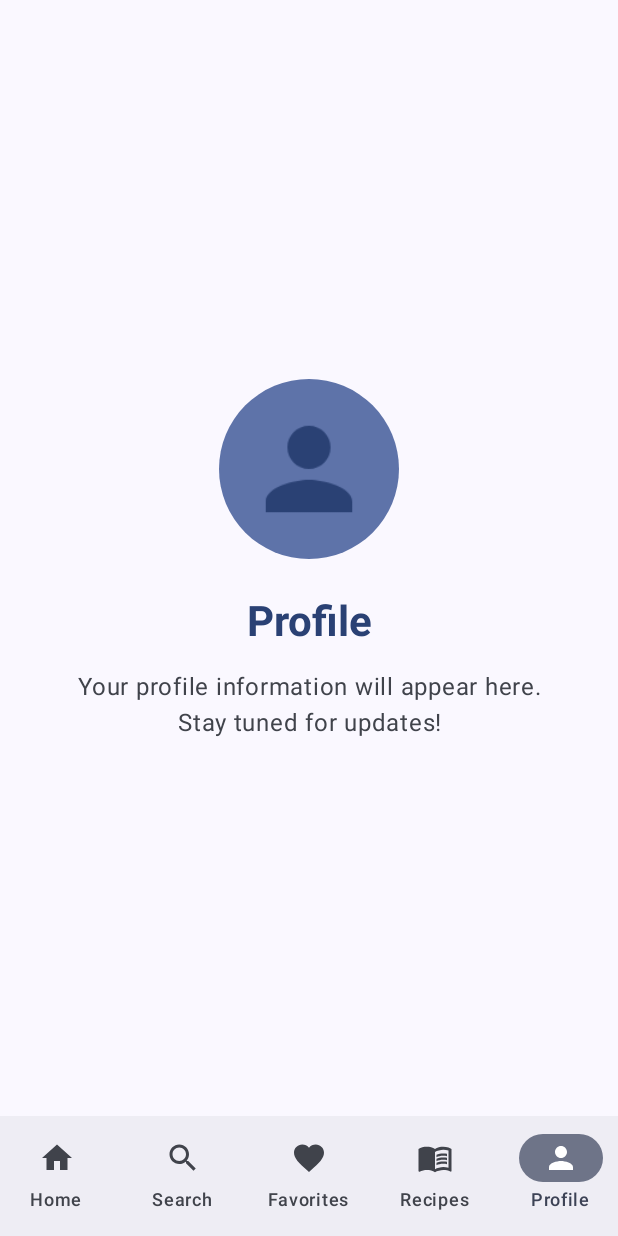
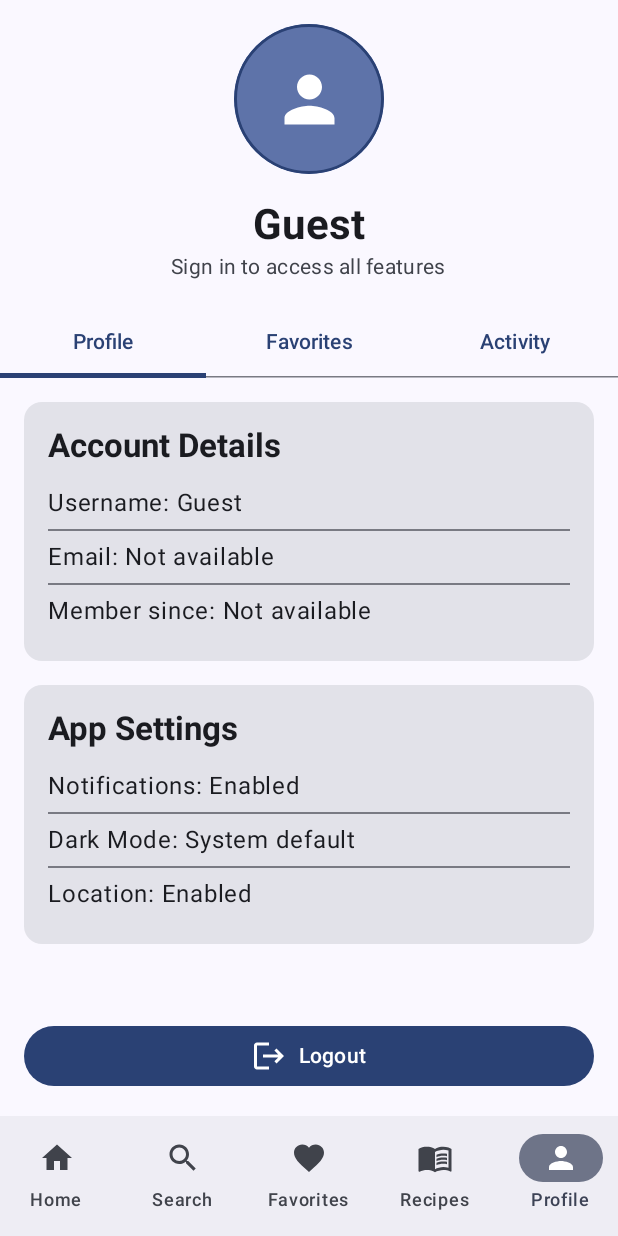
Before and after one commit to ARKS36/DealBreakers, an Android app built with Jetpack Compose: the MainActivity screen opened directly, with no data from a screen before it, item 5 of the bottom bar chosen, on a phone screen of 412 x 824 dp. Run offline under Robolectric (Android 15) with nearby library versions, the phone set to English and light mode, and no system bars.

```diff
--- a/app/src/main/java/com/example/appdeal/ui/navigation/AppNavigation.kt
+++ b/app/src/main/java/com/example/appdeal/ui/navigation/AppNavigation.kt
@@ -50,7 +50,7 @@ fun AppNavigation(
                 RecipeBookScreen(viewModel = viewModel)
             }
             composable(Screen.Profile.route) {
-                ProfileScreen()
+                ProfileScreen(username = username, productViewModel = viewModel)
             }
         }
     }
--- /dev/null
+++ b/app/src/main/java/com/example/appdeal/ui/screens/ProfileScreen.kt
@@ -0,0 +1,474 @@
+package com.example.appdeal.ui.screens
+
+import android.content.Context
+import android.content.Intent
+import androidx.compose.foundation.background
+import androidx.compose.foundation.border
+import androidx.compose.foundation.layout.*
+import androidx.compose.foundation.lazy.LazyColumn
+import androidx.compose.foundation.lazy.items
+import androidx.compose.foundation.shape.CircleShape
+import androidx.compose.foundation.shape.RoundedCornerShape
+import androidx.compose.material.icons.Icons
+import androidx.compose.material.icons.filled.*
+import androidx.compose.material3.*
+import androidx.compose.runtime.*
+import androidx.compose.ui.Alignment
+import androidx.compose.ui.Modifier
+import androidx.compose.ui.draw.clip
+import androidx.compose.ui.platform.LocalContext
+import androidx.compose.ui.text.font.FontWeight
+import androidx.compose.ui.text.style.TextAlign
+import androidx.compose.ui.unit.dp
+import androidx.lifecycle.viewmodel.compose.viewModel
+import com.example.appdeal.LoginActivity
+import com.example.appdeal.data.FavoriteItem
+import com.example.appdeal.data.UserDeal
+import com.example.appdeal.ui.viewmodel.ProductViewModel
+import com.example.appdeal.ui.viewmodel.UserDealViewModel
+import java.text.SimpleDateFormat
+import java.util.*
+import kotlinx.coroutines.flow.Flow
+import kotlinx.coroutines.flow.emptyFlow
+
+@OptIn(ExperimentalMaterial3Api::class)
+@Composable
+fun ProfileScreen(
+    username: String = "Guest",
+    productViewModel: ProductViewModel = viewModel()
+) {
+    val context = LocalContext.current
+    val favoriteItems by productViewModel.favoriteItems.collectAsState()
+    val favoriteRecipes by productViewModel.favoriteRecipes.collectAsState()
+    val favoriteIngredients by productViewModel.favoriteIngredients.collectAsState()
+
+    val tabs = listOf("Profile", "Favorites", "Activity")
+    var selectedTabIndex by remember { mutableStateOf(0) }
+
+    Column(modifier = Modifier.fillMaxSize()) {
+        // Profile Header
+        ProfileHeader(username = username)
+
+        // Tab Row
+        TabRow(selectedTabIndex = selectedTabIndex) {
+            tabs.forEachIndexed { index, title ->
+                Tab(
+                    selected = selectedTabIndex == index,
+                    onClick = { selectedTabIndex = index },
+                    text = { Text(title) }
+                )
+            }
+        }
+
+        // Tab Content
+        when (selectedTabIndex) {
+            0 -> ProfileInfo(username = username)
+            1 -> FavoritesSection(
+                favoriteItems = favoriteItems,
+                favoriteRecipes = favoriteRecipes,
+                favoriteIngredients = favoriteIngredients
+            )
+            2 -> ActivitySection(favoriteItems = favoriteItems)
+        }
+
+        Spacer(modifier = Modifier.weight(1f))
+
+        // Logout Button
+        Button(
+            onClick = {
+                // Navigate to login screen
+                val intent = Intent(context, LoginActivity::class.java)
+                intent.flags = Intent.FLAG_ACTIVITY_NEW_TASK or Intent.FLAG_ACTIVITY_CLEAR_TASK
+                context.startActivity(intent)
+            },
+            modifier = Modifier
+                .fillMaxWidth()
+                .padding(16.dp)
+        ) {
+            Icon(
+                imageVector = Icons.Default.Logout,
+                contentDescription = "Logout"
+            )
+            Spacer(modifier = Modifier.width(8.dp))
+            Text("Logout")
+        }
+    }
+}
+
+@Composable
+fun ProfileHeader(username: String) {
+    Column(
+        modifier = Modifier
+            .fillMaxWidth()
+            .padding(16.dp),
+        horizontalAlignment = Alignment.CenterHorizontally
+    ) {
+        // Profile Image
+        Box(
+            modifier = Modifier
+                .size(100.dp)
+                .clip(CircleShape)
+                .background(MaterialTheme.colorScheme.primaryContainer)
+                .border(2.dp, MaterialTheme.colorScheme.primary, CircleShape),
+            contentAlignment = Alignment.Center
+        ) {
+            Icon(
+                imageVector = Icons.Default.Person,
+                contentDescription = "Profile Picture",
+                modifier = Modifier.size(50.dp),
+                tint = MaterialTheme.colorScheme.onPrimaryContainer
+            )
+        }
+
+        Spacer(modifier = Modifier.height(16.dp))
+
+        // Username
+        Text(
+            text = username,
+            style = MaterialTheme.typography.headlineMedium,
+            fontWeight = FontWeight.Bold
+        )
+
+        Text(
+            text = if (username == "Guest") "Sign in to access all features" else "Active Member",
+            style = MaterialTheme.typography.bodyMedium,
+            color = MaterialTheme.colorScheme.onSurfaceVariant
+        )
+    }
+}
+
+@Composable
+fun ProfileInfo(username: String) {
+    LazyColumn(
+        modifier = Modifier
+            .fillMaxWidth()
+            .padding(16.dp)
+    ) {
+        item {
+            ProfileInfoCard(
+                title = "Account Details",
+                items = listOf(
+                    "Username: $username",
+                    "Email: ${if (username == "Guest") "Not available" else "dealbreakers@gmail.com"}",
+                    "Member since: ${if (username == "Guest") "Not available" else formatDate(System.currentTimeMillis() - 30L * 24 * 60 * 60 * 1000)}"
+                )
+            )
+
+            Spacer(modifier = Modifier.height(16.dp))
+
+            ProfileInfoCard(
+                title = "App Settings",
+                items = listOf(
+                    "Notifications: Enabled",
+                    "Dark Mode: System default",
+                    "Location: Enabled"
+                )
+            )
+        }
+    }
+}
+
+@Composable
+fun ProfileInfoCard(title: String, items: List<String>) {
+    Card(
+        modifier = Modifier.fillMaxWidth(),
+        shape = RoundedCornerShape(12.dp)
+    ) {
+        Column(
+            modifier = Modifier
+                .fillMaxWidth()
+                .padding(16.dp)
+        ) {
+            Text(
+                text = title,
+                style = MaterialTheme.typography.titleLarge,
+                fontWeight = FontWeight.Bold
+            )
+
+            Spacer(modifier = Modifier.height(8.dp))
+
+            items.forEach { item ->
+                Row(
+                    modifier = Modifier
+                        .fillMaxWidth()
+                        .padding(vertical = 8.dp),
+                    verticalAlignment = Alignment.CenterVertically
+                ) {
+                    Text(
+                        text = item,
+                        style = MaterialTheme.typography.bodyLarge
+                    )
+                }
+
+                if (item != items.last()) {
+                    Divider()
+                }
+            }
+        }
+    }
+}
+
+@Composable
+fun FavoritesSection(
+    favoriteItems: List<FavoriteItem>,
+    favoriteRecipes: List<com.example.appdeal.data.Recipe>,
+    favoriteIngredients: List<String>
+) {
+    LazyColumn(
+        modifier = Modifier
+            .fillMaxSize()
+            .padding(16.dp)
+    ) {
+        item {
+            Text(
+                text = "Your Favorites",
+                style = MaterialTheme.typography.titleLarge,
+                fontWeight = FontWeight.Bold,
+                modifier = Modifier.padding(bottom = 8.dp)
+            )
+        }
+
+        if (favoriteItems.isEmpty() && favoriteRecipes.isEmpty() && favoriteIngredients.isEmpty()) {
+            item {
+                EmptyStateMessage("You haven't added any favorites yet")
+            }
+        } else {
+            if (favoriteRecipes.isNotEmpty()) {
+                item {
+                    Text(
+                        text = "Recipes (${favoriteRecipes.size})",
+                        style = MaterialTheme.typography.titleMedium,
+                        modifier = Modifier.padding(vertical = 8.dp)
+                    )
+                }
+
+                items(favoriteRecipes) { recipe ->
+                    FavoriteItemRow(
+                        title = recipe.name,
+                        subtitle = "${recipe.ingredients.size} ingredients • ${recipe.preparationTime} mins"
+                    )
+                }
+            }
+
+            if (favoriteItems.isNotEmpty()) {
+                item {
+                    Text(
+                        text = "Products (${favoriteItems.size})",
+                        style = MaterialTheme.typography.titleMedium,
+                        modifier = Modifier.padding(vertical = 8.dp)
+                    )
+                }
+
+                items(favoriteItems) { item ->
+                    when (item) {
+                        is FavoriteItem.FavoriteProduct -> {
+                            FavoriteItemRow(
+                                title = item.product.name,
+                                subtitle = "Price: $${item.product.price}"
+                            )
+                        }
+                        is FavoriteItem.FavoriteDeal -> {
+                            FavoriteItemRow(
+                                title = item.deal.itemName,
+                                subtitle = "Store: ${item.deal.storeName} • Price: $${item.deal.price}"
+                            )
+                        }
+                    }
+                }
+            }
+
+            if (favoriteIngredients.isNotEmpty()) {
+                item {
+                    Text(
+                        text = "Ingredients (${favoriteIngredients.size})",
+                        style = MaterialTheme.typography.titleMedium,
+                        modifier = Modifier.padding(vertical = 8.dp)
+                    )
+                }
+
+                items(favoriteIngredients) { ingredient ->
+                    FavoriteItemRow(
+                        title = ingredient,
+                        subtitle = "Ingredient"
+                    )
+                }
+            }
+        }
+    }
+}
+
+@Composable
+fun FavoriteItemRow(title: String, subtitle: String) {
+    Card(
+        modifier = Modifier
+            .fillMaxWidth()
+            .padding(vertical = 4.dp),
+        shape = RoundedCornerShape(8.dp)
+    ) {
+        Row(
+            modifier = Modifier
+                .fillMaxWidth()
+                .padding(12.dp),
+            verticalAlignment = Alignment.CenterVertically
+        ) {
+            Icon(
+                imageVector = Icons.Default.Favorite,
+                contentDescription = null,
+                tint = MaterialTheme.colorScheme.primary
+            )
+
+            Spacer(modifier = Modifier.width(12.dp))
+
+            Column {
+                Text(
+                    text = title,
+                    style = MaterialTheme.typography.bodyLarge,
+                    fontWeight = FontWeight.Medium
+                )
+
+                Text(
+                    text = subtitle,
+                    style = MaterialTheme.typography.bodyMedium,
+                    color = MaterialTheme.colorScheme.onSurfaceVariant
+                )
+            }
+        }
+    }
+}
+
+@Composable
+fun ActivitySection(favoriteItems: List<FavoriteItem>) {
+    LazyColumn(
+        modifier = Modifier
+            .fillMaxSize()
+            .padding(16.dp)
+    ) {
+        item {
+            Text(
+                text = "Recent Activity",
+                style = MaterialTheme.typography.titleLarge,
+                fontWeight = FontWeight.Bold,
+                modifier = Modifier.padding(bottom = 8.dp)
+            )
+        }
+
+        if (favoriteItems.isEmpty()) {
+            item {
+                EmptyStateMessage("No recent activity to show")
+            }
+        } else {
+            items(favoriteItems.take(10)) { item ->
+                val (title, subtitle, timestamp) = when (item) {
+                    is FavoriteItem.FavoriteProduct -> {
+                        Triple(
+                            "Added ${item.product.name} to favorites",
+                            "Product from ${item.product.store}",
+                            System.currentTimeMillis() - (1..7).random() * 24 * 60 * 60 * 1000
+                        )
+                    }
+                    is FavoriteItem.FavoriteDeal -> {
+                        Triple(
+                            "Saved deal for ${item.deal.itemName}",
+                            "From ${item.deal.storeName} at $${item.deal.price}",
+                            item.deal.timestamp
+                        )
+                    }
+                }
+
+                ActivityItem(
+                    title = title,
+                    subtitle = subtitle,
+                    timestamp = timestamp
+                )
+            }
+        }
+    }
+}
+
+@Composable
+fun ActivityItem(title: String, subtitle: String, timestamp: Long) {
+    Card(
+        modifier = Modifier
+            .fillMaxWidth()
+            .padding(vertical = 4.dp),
+        shape = RoundedCornerShape(8.dp)
+    ) {
+        Row(
+            modifier = Modifier
+                .fillMaxWidth()
+                .padding(12.dp),
+            verticalAlignment = Alignment.CenterVertically
+        ) {
+            Box(
+                modifier = Modifier
+                    .size(40.dp)
+                    .clip(CircleShape)
+                    .background(MaterialTheme.colorScheme.secondaryContainer),
+                contentAlignment = Alignment.Center
+            ) {
+                Icon(
+                    imageVector = Icons.Default.History,
+                    contentDescription = null,
+                    tint = MaterialTheme.colorScheme.onSecondaryContainer
+                )
+            }
+
+            Spacer(modifier = Modifier.width(12.dp))
+
+            Column(
+                modifier = Modifier.weight(1f)
+            ) {
+                Text(
+                    text = title,
+                    style = MaterialTheme.typography.bodyLarge,
+                    fontWeight = FontWeight.Medium
+                )
+
+                Text(
+                    text = subtitle,
+                    style = MaterialTheme.typography.bodyMedium,
+                    color = MaterialTheme.colorScheme.onSurfaceVariant
+                )
+
+                Text(
+                    text = formatDate(timestamp),
+                    style = MaterialTheme.typography.bodySmall,
+                    color = MaterialTheme.colorScheme.onSurfaceVariant
+                )
+            }
+        }
+    }
+}
+
+@Composable
+fun EmptyStateMessage(message: String) {
+    Column(
+        modifier = Modifier
+            .fillMaxWidth()
+            .padding(32.dp),
+        horizontalAlignment = Alignment.CenterHorizontally,
+        verticalArrangement = Arrangement.Center
+    ) {
+        Icon(
+            imageVector = Icons.Default.Info,
+            contentDescription = null,
+            modifier = Modifier.size(48.dp),
+            tint = MaterialTheme.colorScheme.onSurfaceVariant
+        )
+
+        Spacer(modifier = Modifier.height(16.dp))
+
+        Text(
+            text = message,
+            style = MaterialTheme.typography.bodyLarge,
+            textAlign = TextAlign.Center,
+            color = MaterialTheme.colorScheme.onSurfaceVariant
+        )
+    }
+}
+
+// Helper function to format date
+private fun formatDate(timestamp: Long): String {
+    val sdf = SimpleDateFormat("MMM dd, yyyy", Locale.getDefault())
+    return sdf.format(Date(timestamp))
+}
```
